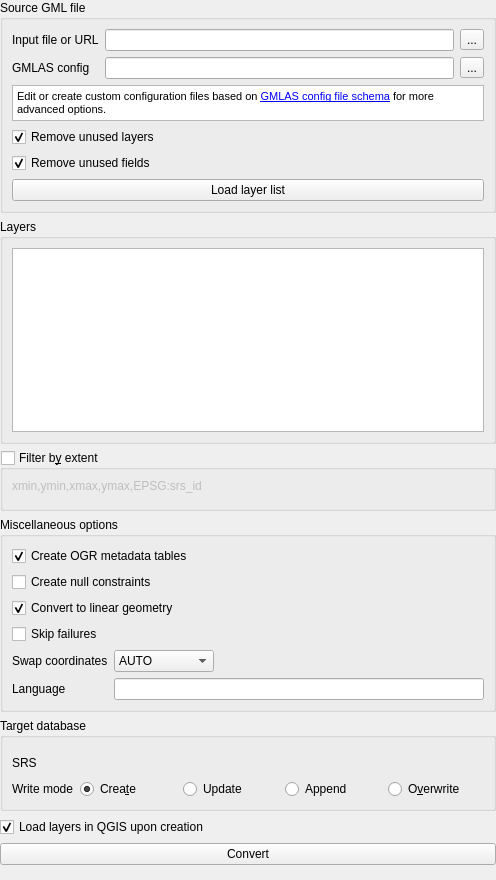
BRGM/gml_application_schema_toolbox, file gml_application_schema_toolbox/ui/import_gmlas_panel.ui: the form before one commit.
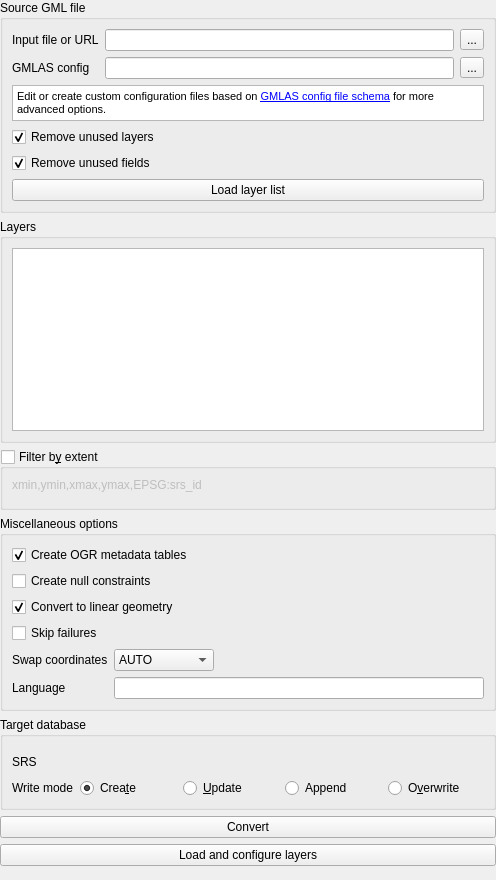
The form after the commit. Custom widgets are drawn as their Qt base class.

Commit message: Replace checkbox by a 'load layers' button

```diff
--- a/gml_application_schema_toolbox/ui/import_gmlas_panel.ui
+++ b/gml_application_schema_toolbox/ui/import_gmlas_panel.ui
@@ -398,7 +398,7 @@
              <item>
               <widget class="QRadioButton" name="updateRadioButton">
                <property name="text">
-                <string>Update</string>
+                <string>&amp;Update</string>
                </property>
               </widget>
              </item>
@@ -443,16 +443,6 @@
      </layout>
     </widget>
    </item>
-   <item>
-    <widget class="QCheckBox" name="loadLayersCheck">
-     <property name="text">
-      <string>Load layers in QGIS upon creation</string>
-     </property>
-     <property name="checked">
-      <bool>true</bool>
-     </property>
-    </widget>
-   </item>
    <item>
     <widget class="QPushButton" name="convertButton">
      <property name="text">
@@ -460,6 +450,13 @@
      </property>
     </widget>
    </item>
+   <item>
+    <widget class="QPushButton" name="loadLayersBtn">
+     <property name="text">
+      <string>Load and configure layers</string>
+     </property>
+    </widget>
+   </item>
    <item>
     <spacer name="verticalSpacer">
      <property name="orientation">
```
The commit also changes 1 other file.
